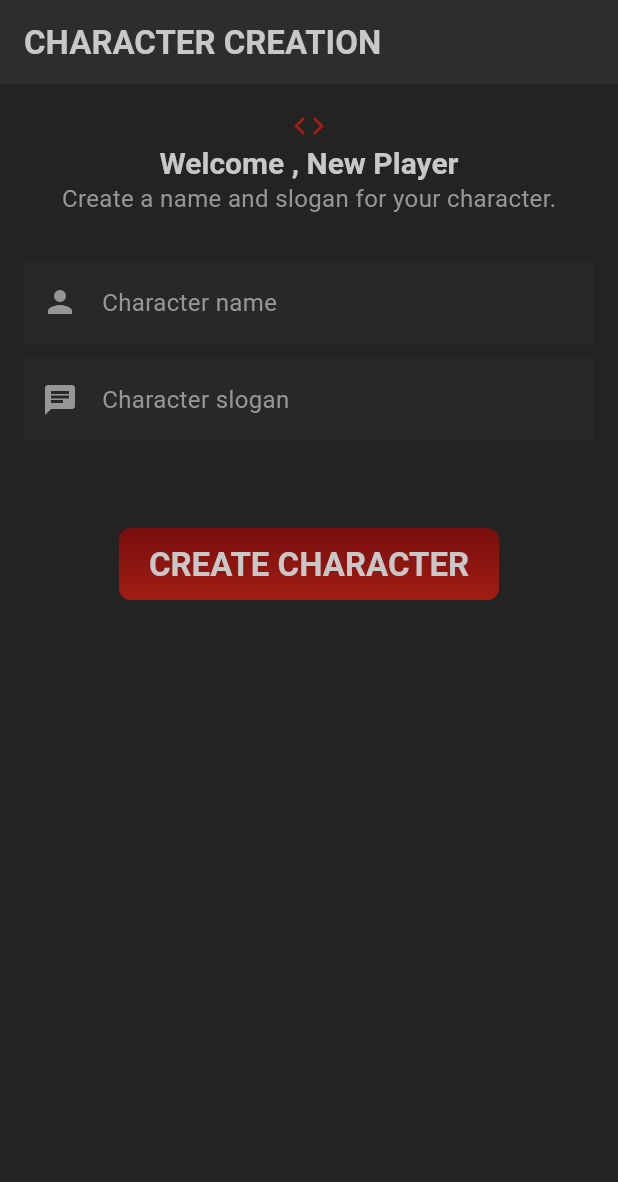
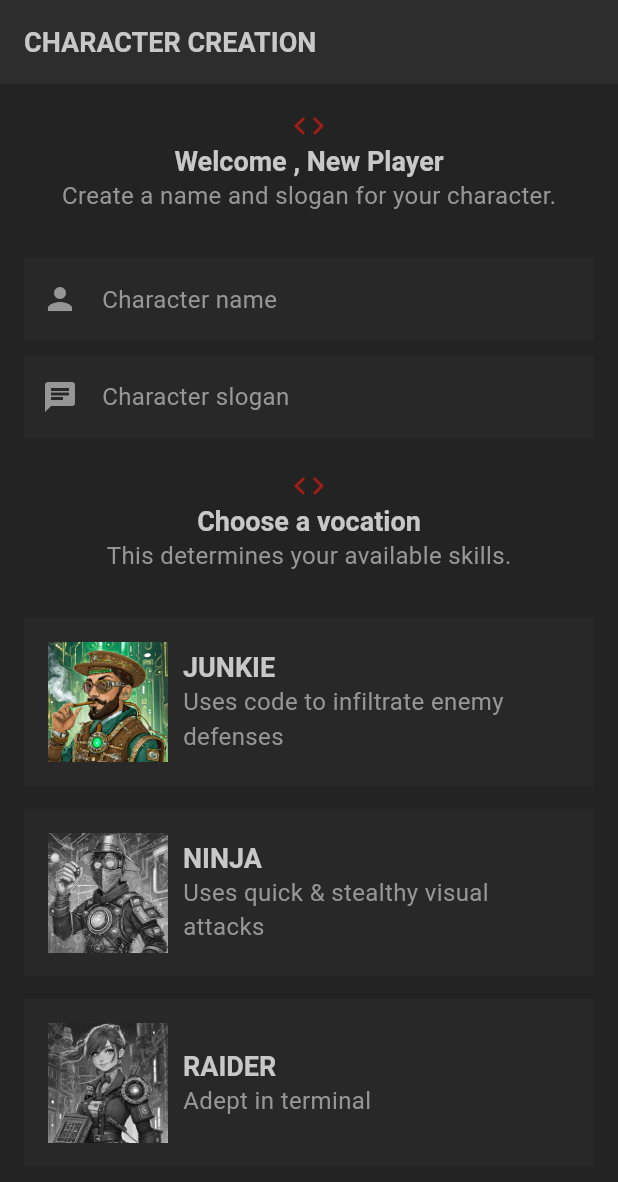
Before and after one commit to mohit23bisht/flutter_rpg, a Flutter app: the screen it shows after launch, on a phone screen of 412 x 824 dp. Shown: the top 1182 px of the screen. Run offline on Flutter 3.47's test engine with Material 3 defaults, Android fonts, the phone set to English and light mode, and no system bars; our stand-ins replace google_fonts; Roboto replaces fonts that are missing (Kanit).

Commit message:
code updated

```diff
--- a/lib/screens/create/create.dart
+++ b/lib/screens/create/create.dart
@@ -1,4 +1,6 @@
 import 'package:flutter/material.dart';
+import 'package:flutter_rpg_test/models/vocation.dart';
+import 'package:flutter_rpg_test/screens/create/vocation_card.dart';
 import 'package:flutter_rpg_test/shared/styled_button.dart';
 import 'package:flutter_rpg_test/shared/styled_text.dart';
 import 'package:flutter_rpg_test/theme.dart';
@@ -14,6 +16,14 @@ class Create extends StatefulWidget {
 class _CreateState extends State<Create> {
   final _nameTextEditController = TextEditingController();
   final _sloganTextEditController = TextEditingController();
+  Vocation _selectedVocation = Vocation.junkie;
+
+  void _updateVocation(Vocation vocation) {
+      print("Tapped: ${vocation.name}");
+    setState(() {
+      _selectedVocation = vocation;
+    });
+  }
 
   void handleSubmit() {
     if (_nameTextEditController.text.trim().isEmpty) {
@@ -39,12 +49,15 @@ class _CreateState extends State<Create> {
       appBar: AppBar(title: const HeadlineText('Character creation')),
       body: Container(
         padding: EdgeInsets.all(16),
+        child: SingleChildScrollView(
           child: Column(
             children: [
               Center(child: Icon(Icons.code, color: AppColors.primaryColor)),
               Center(child: TitleText('Welcome , New Player')),
               Center(
-              child: StyledText('Create a name and slogan for your character.'),
+                child: StyledText(
+                  'Create a name and slogan for your character.',
+                ),
               ),
               SizedBox(height: 30),
 
@@ -71,15 +84,27 @@ class _CreateState extends State<Create> {
                   label: StyledText('Character slogan'),
                 ),
               ),
+              SizedBox(height: 20),
 
-            SizedBox(height: 50),
+              Center(child: Icon(Icons.code, color: AppColors.primaryColor)),
+              Center(child: TitleText('Choose a vocation')),
+              Center(
+                child: StyledText('This determines your available skills.'),
+              ),
+
+              SizedBox(height: 30),
+
+              VocationCard(vocation: Vocation.junkie,onTap:_updateVocation,isSelected: _selectedVocation == Vocation.junkie,),
+              VocationCard(vocation: Vocation.ninja,onTap:_updateVocation,isSelected: _selectedVocation == Vocation.ninja),
+              VocationCard(vocation: Vocation.raider,onTap:_updateVocation,isSelected: _selectedVocation == Vocation.raider),
+              VocationCard(vocation: Vocation.wizard,onTap:_updateVocation,isSelected: _selectedVocation == Vocation.wizard),
 
               StyledButton(
                 onPressed: handleSubmit,
                 child: const HeadlineText('Create Character'),
-
               ),
             ],
+          ),
         ),
       ),
     );
--- /dev/null
+++ b/lib/screens/create/vocation_card.dart
@@ -0,0 +1,52 @@
+import 'package:flutter/material.dart';
+import 'package:flutter_rpg_test/models/vocation.dart';
+import 'package:flutter_rpg_test/shared/styled_text.dart';
+import 'package:flutter_rpg_test/theme.dart';
+
+class VocationCard extends StatelessWidget {
+  const VocationCard({
+    required this.isSelected,
+    required this.onTap,
+    required this.vocation,
+    super.key,
+  });
+
+  final Vocation vocation;
+  final void Function(Vocation) onTap;
+  final bool isSelected;
+
+  @override
+  Widget build(BuildContext context) {
+    return GestureDetector(
+      onTap: () => onTap(vocation),
+      child: Card(
+        child: Padding(
+          padding: const EdgeInsets.all(16.0),
+          child: Row(
+            children: [
+              Image.asset(
+                'assets/img/vocations/${vocation.image}',
+                width: 80,
+                colorBlendMode: BlendMode.color,
+                color: !isSelected ? AppColors.secondaryColor : Colors.transparent,
+              ),
+              SizedBox(width: 10),
+              Expanded(
+                child: Column(
+                  crossAxisAlignment: CrossAxisAlignment.start,
+                  children: [
+                    HeadlineText(vocation.name),
+                    StyledText(
+
+                      vocation.description,
+                    ),
+                  ],
+                ),
+              ),
+            ],
+          ),
+        ),
+      ),
+    );
+  }
+}
--- a/lib/shared/styled_text.dart
+++ b/lib/shared/styled_text.dart
@@ -3,11 +3,13 @@ import 'package:google_fonts/google_fonts.dart';
 
 class StyledText extends StatelessWidget {
   const StyledText(this.text, {super.key});
-final String text;
+  final String text;
   @override
   Widget build(BuildContext context) {
     return Text(
       text,
+      maxLines: 2,
+      overflow: TextOverflow.visible,
       style: GoogleFonts.kanit(
         textStyle: Theme.of(context).textTheme.bodyMedium,
       ),
@@ -17,7 +19,7 @@ final String text;
 
 class HeadlineText extends StatelessWidget {
   const HeadlineText(this.text, {super.key});
-final String text;
+  final String text;
   @override
   Widget build(BuildContext context) {
     return Text(
@@ -31,7 +33,7 @@ final String text;
 
 class TitleText extends StatelessWidget {
   const TitleText(this.text, {super.key});
-final String text;
+  final String text;
   @override
   Widget build(BuildContext context) {
     return Text(
--- a/lib/theme.dart
+++ b/lib/theme.dart
@@ -25,15 +25,16 @@ ThemeData appTheme = ThemeData(
 
   //text theme
   textTheme: TextTheme(
+
     titleLarge: TextStyle(
       color: AppColors.titleColor,
-      fontSize: 20,
+      fontSize: 18,
       fontWeight: FontWeight.bold,
     ),
     bodyMedium: TextStyle(color: AppColors.textColor, fontSize: 16),
     headlineMedium: TextStyle(
       color: AppColors.titleColor,
-      fontSize: 22,
+      fontSize: 18,
       fontWeight: FontWeight.bold,
     ),
   ),
--- a/pubspec.yaml
+++ b/pubspec.yaml
@@ -35,6 +35,7 @@ dependencies:
   # Use with the CupertinoIcons class for iOS style icons.
   cupertino_icons: ^1.0.8
   google_fonts: ^8.1.0
+  uuid: ^4.5.3
 
 dev_dependencies:
   flutter_test:
```
Also changed, not shown: pubspec.lock, 1 other file. Lines whose indentation alone changed are shown as unchanged.
